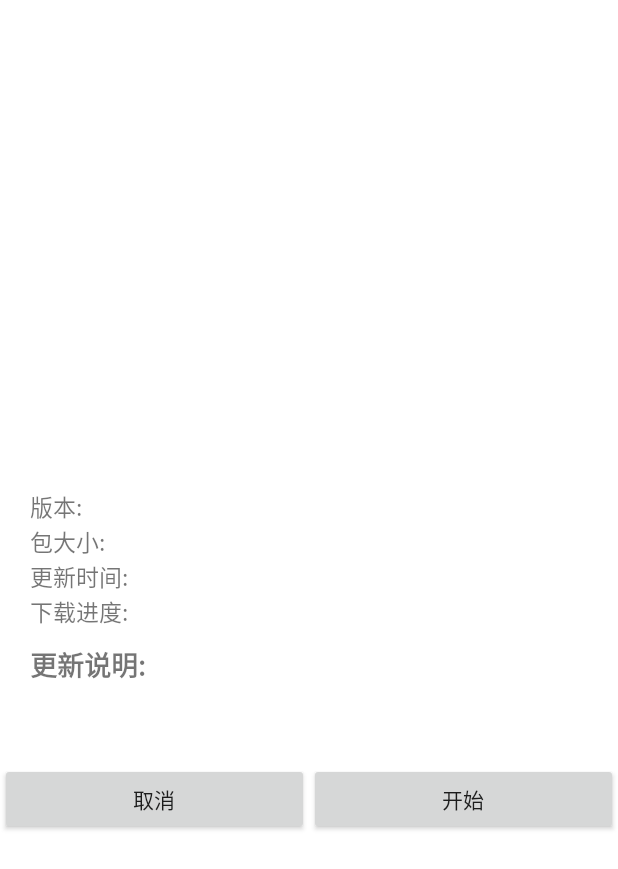
After one commit to xuexiangjys/AppAnalyticsDemo, an Android app: the layout activity_upgrade.xml on its own in the app's theme, with its tools: preview values and no code run, on a phone screen of 412 x 824 dp. The commit adds this screen. Shown: the top 869 px of the screen. Run offline under Robolectric (Android 15) with nearby library versions, the phone set to English and light mode, and no system bars.

Commit message:
增加Bugly版本更新

```diff
--- /dev/null
+++ b/app/src/main/res/layout/activity_upgrade.xml
@@ -0,0 +1,114 @@
+<?xml version="1.0" encoding="utf-8"?>
+<!--
+  ~ Copyright (C) 2019 xuexiangjys(xuexiangjys@163.com)
+  ~
+  ~ Licensed under the Apache License, Version 2.0 (the "License");
+  ~ you may not use this file except in compliance with the License.
+  ~ You may obtain a copy of the License at
+  ~
+  ~       http://www.apache.org/licenses/LICENSE-2.0
+  ~
+  ~ Unless required by applicable law or agreed to in writing, software
+  ~ distributed under the License is distributed on an "AS IS" BASIS,
+  ~ WITHOUT WARRANTIES OR CONDITIONS OF ANY KIND, either express or implied.
+  ~ See the License for the specific language governing permissions and
+  ~ limitations under the License.
+  ~
+  -->
+
+<LinearLayout xmlns:android="http://schemas.android.com/apk/res/android"
+    android:layout_width="match_parent"
+    android:layout_height="match_parent"
+    android:background="@android:color/white"
+    android:gravity="center_vertical"
+    android:orientation="vertical">
+
+    <LinearLayout
+        android:layout_width="match_parent"
+        android:layout_height="wrap_content"
+        android:orientation="vertical"
+        android:padding="20dp">
+
+        <TextView
+            android:id="@+id/title"
+            android:layout_width="fill_parent"
+            android:layout_height="wrap_content"
+            android:layout_marginBottom="10dp"
+            android:gravity="left"
+            android:text=""
+            android:textSize="10pt"
+            android:textStyle="bold" />
+
+        <TextView
+            android:id="@+id/version"
+            android:layout_width="fill_parent"
+            android:layout_height="wrap_content"
+            android:gravity="left"
+            android:text="版本:"
+            android:textSize="7pt" />
+
+        <TextView
+            android:id="@+id/size"
+            android:layout_width="fill_parent"
+            android:layout_height="wrap_content"
+            android:gravity="left"
+            android:text="包大小:"
+            android:textSize="7pt" />
+
+        <TextView
+            android:id="@+id/time"
+            android:layout_width="fill_parent"
+            android:layout_height="wrap_content"
+            android:gravity="left"
+            android:text="更新时间:"
+            android:textSize="7pt" />
+
+        <TextView
+            android:id="@+id/tv"
+            android:layout_width="fill_parent"
+            android:layout_height="wrap_content"
+            android:gravity="left"
+            android:text="下载进度:"
+            android:textSize="7pt" />
+
+        <TextView
+            android:layout_width="fill_parent"
+            android:layout_height="wrap_content"
+            android:layout_marginTop="10dp"
+            android:layout_marginBottom="5dp"
+            android:gravity="left"
+            android:text="更新说明:"
+            android:textSize="8pt"
+            android:textStyle="bold" />
+
+        <TextView
+            android:id="@+id/content"
+            android:layout_width="fill_parent"
+            android:layout_height="wrap_content"
+            android:layout_marginBottom="5dp"
+            android:gravity="left"
+            android:text=""
+            android:textSize="7pt" />
+    </LinearLayout>
+
+    <LinearLayout
+        android:layout_width="match_parent"
+        android:layout_height="wrap_content"
+        android:orientation="horizontal">
+
+        <Button
+            android:id="@+id/cancel"
+            android:layout_width="0dp"
+            android:layout_height="match_parent"
+            android:layout_weight="1"
+            android:text="取消" />
+
+        <Button
+            android:id="@+id/start"
+            android:layout_width="0dp"
+            android:layout_height="match_parent"
+            android:layout_weight="1"
+            android:text="开始" />
+    </LinearLayout>
+
+</LinearLayout>
--- a/app/src/main/res/values/styles.xml
+++ b/app/src/main/res/values/styles.xml
@@ -8,4 +8,23 @@
         <item name="colorAccent">@color/colorAccent</item>
     </style>
 
+    <style name="DialogStyle" parent="Theme.AppCompat.Light.NoActionBar">
+        <!--设置dialog的背景-->
+        <item name="android:windowBackground">@android:color/transparent</item>
+        <!--设置Dialog的windowFrame框为无-->
+        <item name="android:windowFrame">@null</item>
+        <!--设置无标题-->
+        <item name="android:windowNoTitle">true</item>
+        <!--是否浮现在activity之上-->
+        <item name="android:windowIsFloating">true</item>
+        <!--是否半透明-->
+        <item name="android:windowIsTranslucent">true</item>
+        <!--设置窗口内容不覆盖-->
+        <item name="android:windowContentOverlay">@null</item>
+        <!--设置动画，在这里使用让它继承系统的Animation.Dialog-->
+        <item name="android:windowAnimationStyle">@android:style/Animation.Dialog</item>
+        <!--背景是否模糊显示-->
+        <item name="android:backgroundDimEnabled">true</item>
+    </style>
+
 </resources>
--- a/build.gradle
+++ b/build.gradle
@@ -9,6 +9,8 @@ buildscript {
 
         classpath 'com.github.xuexiangjys.XAOP:xaop-plugin:1.0.3'
 
+        //tinker
+        classpath "com.tencent.bugly:tinker-support:1.1.2" //tinker热更新插件
         //美团多渠道打包
         classpath 'com.meituan.android.walle:plugin:1.1.6'
     }
```
Also changed, not shown: app/build.gradle (+18 -15 lines), app/multiple-channel.gradle (added, +10 -0 lines), app/src/main/AndroidManifest.xml (+18 -1 lines), app/src/main/java/com/xuexiang/appanalyticsdemo/MyApp.java (+141 -0 lines), app/src/main/java/com/xuexiang/appanalyticsdemo/activity/UpgradeActivity.java (added, +172 -0 lines), app/src/main/res/xml/provider_paths.xml (added, +7 -0 lines), app/tinker-support.gradle (added, +104 -0 lines), 2 other files.
